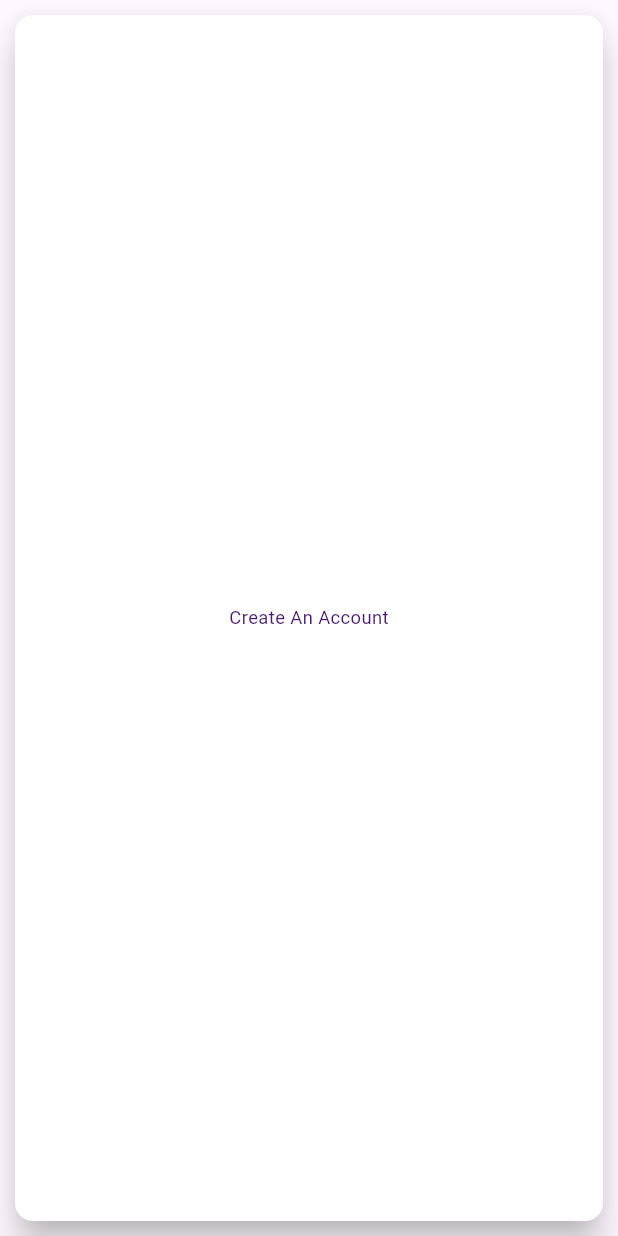
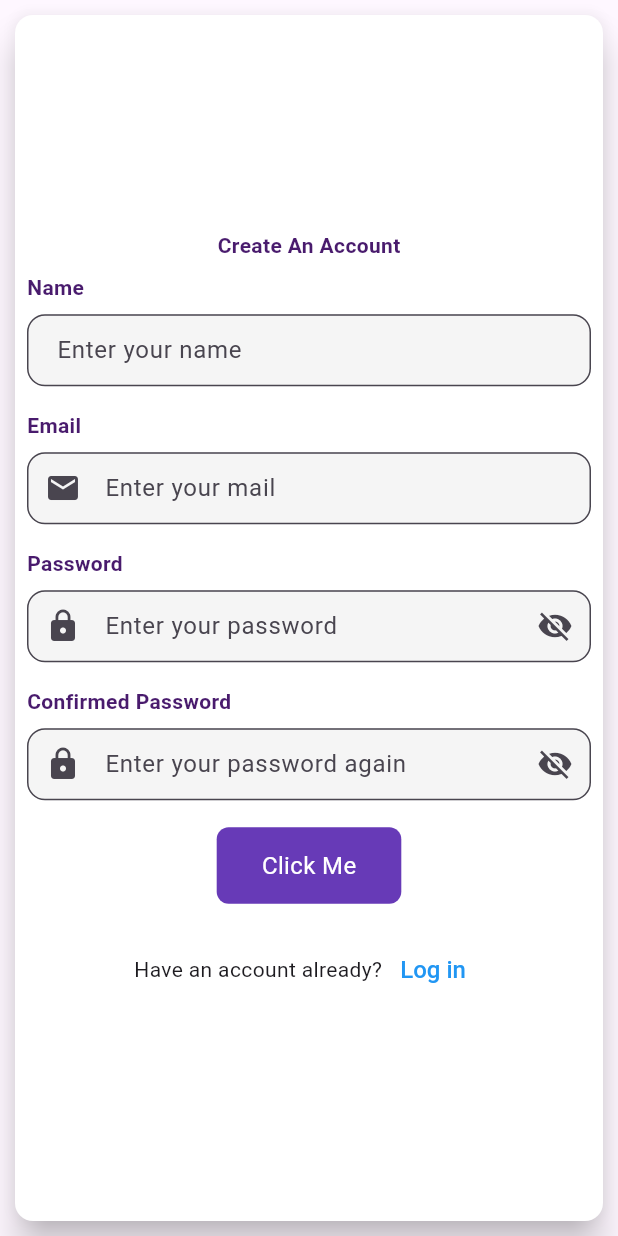
Before and after one commit to mbiplobe/SimpleFlutterProject, a Flutter app: the screen it shows after launch, on a phone screen of 412 x 824 dp. Run offline on Flutter 3.47's test engine with Material 3 defaults, Android fonts, the phone set to English and light mode, and no system bars; Roboto replaces fonts that are missing (Poppins).

Commit message:
Some Simple View Has Been Ready

```diff
--- a/lib/views/registration_view.dart
+++ b/lib/views/registration_view.dart
@@ -1,28 +1,32 @@
 import 'package:first_sample_project/view_models/registration_view_model.dart';
+import 'package:first_sample_project/widgets/custom_buttomn_widget.dart';
+import 'package:first_sample_project/widgets/custom_flat_button.dart';
+import 'package:first_sample_project/widgets/custom_text_filed_widget.dart';
 import 'package:flutter/material.dart';
 import 'package:provider/provider.dart';
 
-class RegistrationView extends StatefulWidget
-{
-
+class RegistrationView extends StatefulWidget {
   const RegistrationView({super.key});
-
 
   @override
   // ignore: library_private_types_in_public_api
   _RegistrationState createState() => _RegistrationState();
-
 }
 
 class _RegistrationState extends State<RegistrationView> {
+  final TextEditingController _nameController = TextEditingController();
+  final TextEditingController _emailController = TextEditingController();
+  final TextEditingController _passwordController = TextEditingController();
+  final TextEditingController _confirmPasswordController =
+      TextEditingController();
   @override
   Widget build(BuildContext context) {
     return ChangeNotifierProvider(
       create: (_) => RegistrationViewModel(),
       child: Scaffold(
-
         body: Consumer<RegistrationViewModel>(
-          builder: (context, viewmodel, child) => Card(
+          builder:
+              (context, viewmodel, child) => Card(
                 elevation: 10,
                 shape: RoundedRectangleBorder(
                   borderRadius: BorderRadius.circular(12),
@@ -33,12 +37,86 @@ class _RegistrationState extends State<RegistrationView> {
                   child: Column(
                     mainAxisAlignment: MainAxisAlignment.center,
                     children: [
-                  Text("Create An Account",
-                  style: TextStyle(fontSize: 12.3,
+                      Text(
+                        "Create An Account",
+                        style: TextStyle(
+                          fontWeight: FontWeight.bold,
                           color: Color(0xFF491B6D),
                         ),
+                      ),
+                      CustomTextFiledWidget(
+                        label: 'Name',
+                        hintText: 'Enter your name',
+                        controller: _nameController,
+                        obscureText: false,
+                        validator: (value) {
+                          if (value == null || value.isEmpty) {
+                            return 'Enter your name';
+                          }
+                          return null;
+                        },
+                        labelColor: Color(0xFF491B6D),
+                      ),
 
-                  )
+                      CustomTextFiledWidget(
+                        label: 'Email',
+                        hintText: 'Enter your mail',
+                        controller: _emailController,
+                        obscureText: false,
+                        prefixIcon: Icons.mail,
+                        validator: (value) {
+                          if (value == null || value.isEmpty) {
+                            return 'Enter your mail';
+                          }
+                          return null;
+                        },
+                        labelColor: Color(0xFF491B6D),
+                      ),
+
+                      CustomTextFiledWidget(
+                        label: 'Password',
+                        hintText: 'Enter your password',
+                        controller: _passwordController,
+                        obscureText: true,
+                        prefixIcon: Icons.lock,
+                        validator: (value) {
+                          if (value == null || value.isEmpty) {
+                            return 'Please enter your password';
+                          }
+                          return null;
+                        },
+                        labelColor: Color(0xFF491B6D),
+                      ),
+                      CustomTextFiledWidget(
+                        label: 'Confirmed Password',
+                        hintText: 'Enter your password again',
+                        controller: _confirmPasswordController,
+                        obscureText: true,
+                        prefixIcon: Icons.lock,
+                        validator: (value) {
+                          if (value == null || value.isEmpty) {
+                            return 'Enter your password again';
+                          }
+                          return null;
+                        },
+                        labelColor: Color(0xFF491B6D),
+                      ),
+
+                      SizedBox(height: 10),
+
+                      CustomButton(text: "Click Me", onPressed: () {}),
+                      SizedBox(height: 20),
+
+                      Row(
+                        mainAxisAlignment: MainAxisAlignment.center,
+                        children: [CustomFlatButton(
+                          label: "Have an account already?",
+                          text: "Log In",
+                          onPressed: () {},
+                        ),
+                        ]
+                      ),
+
                     ],
                   ),
                 ),
--- /dev/null
+++ b/lib/widgets/custom_buttomn_widget.dart
@@ -0,0 +1,34 @@
+
+
+import 'package:flutter/material.dart';
+
+class CustomButton extends StatelessWidget {
+  final String text;
+  final VoidCallback onPressed;
+  final Color color;
+
+  const CustomButton({
+    super.key,
+    required this.text,
+    required this.onPressed,
+    this.color = Colors.deepPurple,
+  });
+
+  @override
+  Widget build(BuildContext context) {
+    return GestureDetector(
+      onTap: onPressed,
+      child: Container(
+        padding: EdgeInsets.symmetric(vertical: 14, horizontal: 30),
+        decoration: BoxDecoration(
+          color: color,
+          borderRadius: BorderRadius.circular(8),
+        ),
+        child: Text(
+          text,
+          style: TextStyle(color: Colors.white, fontSize: 16),
+        ),
+      ),
+    );
+  }
+}
--- /dev/null
+++ b/lib/widgets/custom_flat_button.dart
@@ -0,0 +1,33 @@
+import 'package:flutter/material.dart';
+
+class CustomFlatButton extends StatelessWidget {
+  final String label;
+  final String text;
+  final VoidCallback onPressed;
+  final Color color;
+
+  const CustomFlatButton({
+    super.key,
+    required this.label,
+    required this.text,
+    required this.onPressed,
+    this.color = Colors.deepPurple,
+  });
+
+  @override
+  Widget build(BuildContext context) {
+    return Row(
+      children: [
+        Text(label),
+        TextButton(
+          onPressed: () {},
+          style: TextButton.styleFrom(
+            foregroundColor: Colors.blue, // Text color
+            textStyle: TextStyle(fontSize: 16, fontWeight: FontWeight.w500),
+          ),
+          child: Text('Log in'),
+        ),
+      ],
+    );
+  }
+}
--- /dev/null
+++ b/lib/widgets/custom_text_filed_widget.dart
@@ -0,0 +1,80 @@
+import 'package:flutter/material.dart';
+
+class CustomTextFiledWidget extends StatefulWidget {
+
+  final String label;
+  final String hintText;
+  final TextEditingController controller;
+  final bool obscureText;
+  final IconData? prefixIcon;
+  final IconData? suffixIcon;
+  final String? Function(String?)? validator;
+  final TextInputType keyboardType;
+  final Color? labelColor;
+
+  const CustomTextFiledWidget({
+    super.key,
+    required this.label,
+    required this.hintText,
+    required this.controller,
+    this.obscureText = false,
+    this.prefixIcon,
+    this.suffixIcon,
+    this.validator,
+    this.keyboardType = TextInputType.text,
+    this.labelColor,
+  });
+
+  @override
+  State<CustomTextFiledWidget> createState() => _CustomTextFieldState();
+  }
+
+
+class _CustomTextFieldState extends State<CustomTextFiledWidget>
+{
+    bool _obscure = false;
+
+    @override
+  void initState() {
+
+    super.initState();
+     _obscure = widget.obscureText;
+  }
+   @override
+  Widget build(BuildContext context) {
+    return Padding(
+      padding: const EdgeInsets.all(8.0),
+      child: Column(
+        crossAxisAlignment: CrossAxisAlignment.start,
+        children: [
+          Text(widget.label, style: TextStyle(fontWeight: FontWeight.bold, color: widget.labelColor ?? Colors.black45)),
+
+          const SizedBox(height: 8),
+
+          TextFormField(
+            controller: widget.controller,
+            keyboardType: widget.keyboardType,
+            obscureText: _obscure,
+            validator: widget.validator,
+            decoration: InputDecoration(
+              prefixIcon: widget.prefixIcon != null ? Icon(widget.prefixIcon) : null,
+              suffixIcon: widget.obscureText
+                  ? IconButton(
+                      icon: Icon(_obscure ? Icons.visibility_off : Icons.visibility),
+                      onPressed: () => setState(() => _obscure = !_obscure),
+                    )
+                  : (widget.suffixIcon != null ? Icon(widget.suffixIcon) : null),
+              hintText: widget.hintText,
+              filled: true,
+              fillColor: Colors.grey[100],
+              contentPadding: const EdgeInsets.symmetric(horizontal: 16, vertical: 12),
+              border: OutlineInputBorder(
+                borderRadius: BorderRadius.circular(12),
+              ),
+            ),
+          ),
+        ],
+      ),
+    );
+  }
+}
```
Also changed, not shown: lib/views/home_view.dart (added, +33 -0 lines), lib/views/login_view.dart (added, +83 -0 lines). Lines whose indentation alone changed are shown as unchanged.
